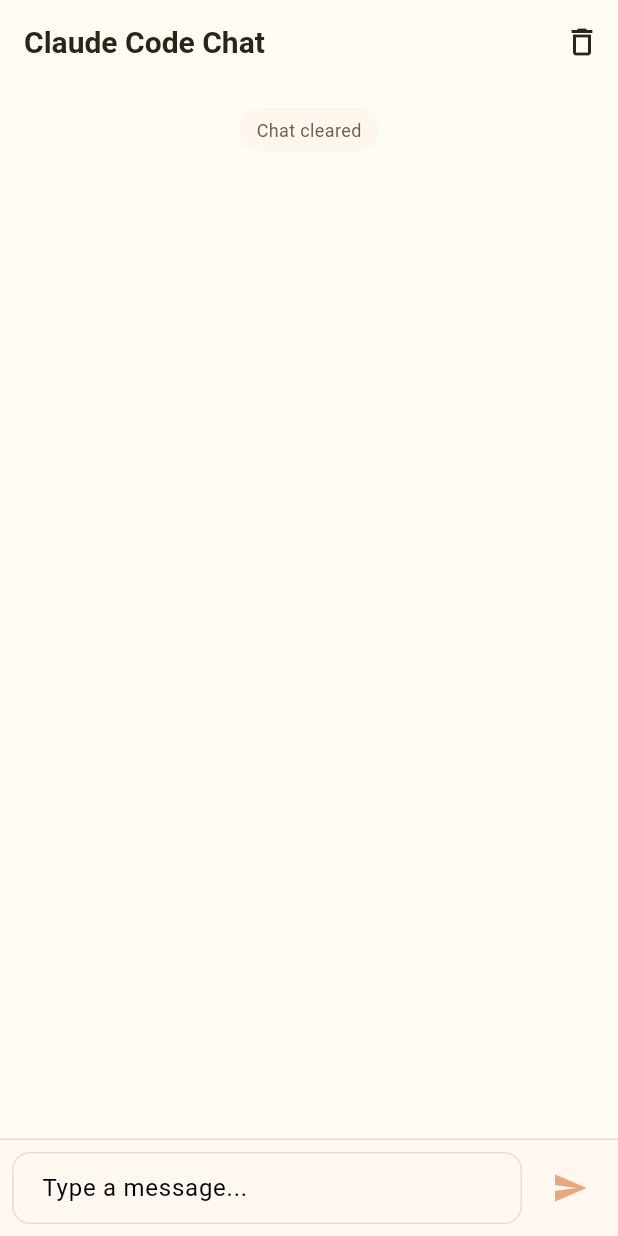
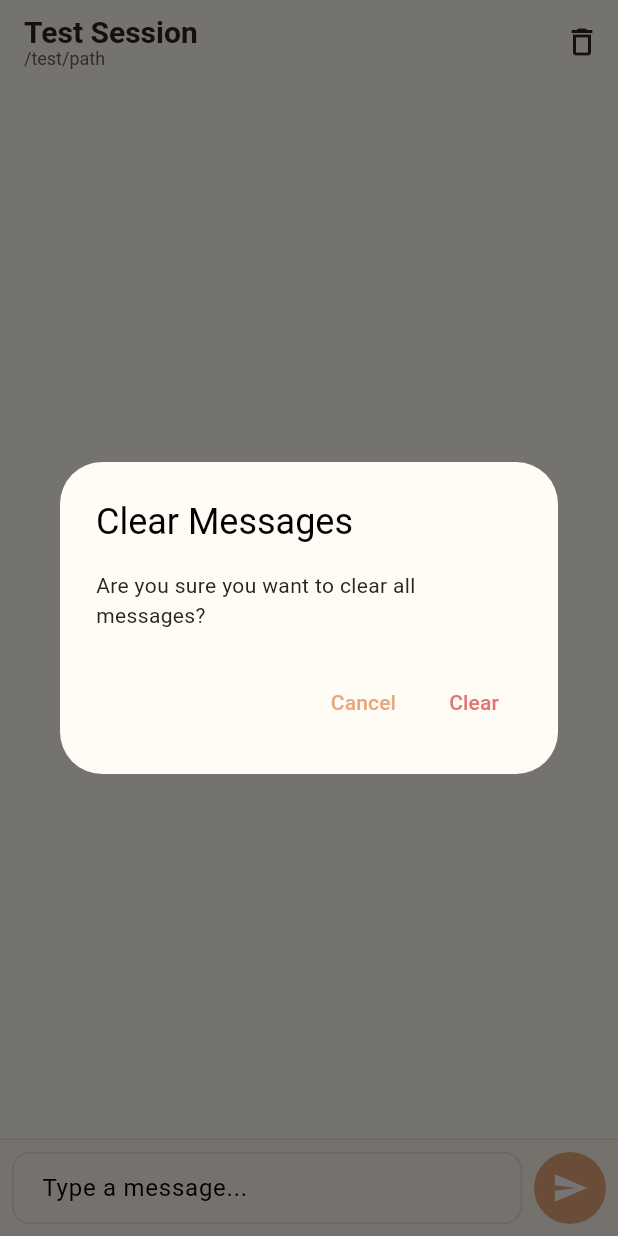
Before and after one commit to prisssse/CAHub, a Flutter app: the screen it shows after launch, after a tap on the "delete outline" icon, on a phone screen of 412 x 824 dp. Run offline on Flutter 3.47's test engine with Material 3 defaults, Android fonts, the light colour scheme and no system bars; our stand-ins replace flutter_markdown.

Commit message:
feat：暂时能用的版本

````diff
--- a/lib/main.dart
+++ b/lib/main.dart
@@ -1,6 +1,8 @@
 import 'package:flutter/material.dart';
 import 'core/theme/app_theme.dart';
 import 'screens/chat_screen.dart';
+import 'models/session.dart';
+import 'repositories/mock_session_repository.dart';
 
 void main() {
   runApp(const MyApp());
@@ -11,11 +13,26 @@
 
   @override
   Widget build(BuildContext context) {
+    final mockRepository = MockSessionRepository();
+    final testSession = Session(
+      id: 'test-session-1',
+      projectId: 'test-project-1',
+      title: 'Test Session',
+      name: 'Test Session',
+      cwd: '/test/path',
+      createdAt: DateTime.now(),
+      updatedAt: DateTime.now(),
+      messageCount: 0,
+    );
+
     return MaterialApp(
       title: 'Claude Code Mobile',
       theme: AppTheme.lightTheme,
       debugShowCheckedModeBanner: false,
-      home: const ChatScreen(),
+      home: ChatScreen(
+        session: testSession,
+        repository: mockRepository,
+      ),
     );
   }
 }
--- /dev/null
+++ b/lib/models/session.dart
@@ -0,0 +1,43 @@
+class Session {
+  final String id;
+  final String projectId;
+  final String title;
+  final String name;
+  final String cwd;
+  final DateTime createdAt;
+  final DateTime updatedAt;
+  final int messageCount;
+
+  Session({
+    required this.id,
+    required this.projectId,
+    required this.title,
+    required this.name,
+    required this.cwd,
+    required this.createdAt,
+    required this.updatedAt,
+    this.messageCount = 0,
+  });
+
+  Session copyWith({
+    String? id,
+    String? projectId,
+    String? title,
+    String? name,
+    String? cwd,
+    DateTime? createdAt,
+    DateTime? updatedAt,
+    int? messageCount,
+  }) {
+    return Session(
+      id: id ?? this.id,
+      projectId: projectId ?? this.projectId,
+      title: title ?? this.title,
+      name: name ?? this.name,
+      cwd: cwd ?? this.cwd,
+      createdAt: createdAt ?? this.createdAt,
+      updatedAt: updatedAt ?? this.updatedAt,
+      messageCount: messageCount ?? this.messageCount,
+    );
+  }
+}
--- /dev/null
+++ b/lib/repositories/mock_session_repository.dart
@@ -0,0 +1,43 @@
+import '../models/session.dart';
+import '../models/message.dart';
+import 'session_repository.dart';
+
+class MockSessionRepository implements SessionRepository {
+  final Map<String, List<Message>> _messageStore = {};
+
+  @override
+  Future<Session> getSession(String id) async {
+    return Session(
+      id: id,
+      projectId: 'test-project-1',
+      title: 'Test Session',
+      name: 'Test Session',
+      cwd: '/test/path',
+      createdAt: DateTime.now(),
+      updatedAt: DateTime.now(),
+      messageCount: 0,
+    );
+  }
+
+  @override
+  Future<List<Message>> getSessionMessages(String sessionId) async {
+    await Future.delayed(const Duration(milliseconds: 300));
+    return _messageStore[sessionId] ?? [];
+  }
+
+  @override
+  Future<Message> sendMessage({required String sessionId, required String content}) async {
+    await Future.delayed(const Duration(seconds: 1));
+    final response = Message.assistant('This is a mock response to: $content');
+
+    _messageStore.putIfAbsent(sessionId, () => []);
+    _messageStore[sessionId]!.add(response);
+
+    return response;
+  }
+
+  @override
+  Future<void> clearSessionMessages(String sessionId) async {
+    _messageStore[sessionId]?.clear();
+  }
+}
--- /dev/null
+++ b/lib/repositories/project_repository.dart
@@ -0,0 +1,8 @@
+import '../models/project.dart';
+import '../models/session.dart';
+
+abstract class ProjectRepository {
+  Future<List<Project>> getProjects();
+  Future<Project> getProject(String id);
+  Future<List<Session>> getProjectSessions(String projectId);
+}
--- /dev/null
+++ b/lib/repositories/session_repository.dart
@@ -0,0 +1,9 @@
+import '../models/session.dart';
+import '../models/message.dart';
+
+abstract class SessionRepository {
+  Future<Session> getSession(String id);
+  Future<List<Message>> getSessionMessages(String sessionId);
+  Future<Message> sendMessage({required String sessionId, required String content});
+  Future<void> clearSessionMessages(String sessionId);
+}
--- a/lib/screens/chat_screen.dart
+++ b/lib/screens/chat_screen.dart
@@ -1,10 +1,19 @@
 import 'package:flutter/material.dart';
 import '../models/message.dart';
+import '../models/session.dart';
+import '../repositories/session_repository.dart';
 import '../widgets/message_bubble.dart';
 import '../core/constants/colors.dart';
 
 class ChatScreen extends StatefulWidget {
-  const ChatScreen({super.key});
+  final Session session;
+  final SessionRepository repository;
+
+  const ChatScreen({
+    super.key,
+    required this.session,
+    required this.repository,
+  });
 
   @override
   State<ChatScreen> createState() => _ChatScreenState();
@@ -14,81 +23,94 @@
   final List<Message> _messages = [];
   final TextEditingController _textController = TextEditingController();
   final ScrollController _scrollController = ScrollController();
+  bool _isLoading = false;
+  bool _isSending = false;
 
   @override
   void initState() {
     super.initState();
-    _loadSampleMessages();
+    _loadMessages();
   }
 
-  void _loadSampleMessages() {
+  Future<void> _loadMessages() async {
+    setState(() => _isLoading = true);
+    try {
+      final messages = await widget.repository.getSessionMessages(widget.session.id);
       setState(() {
-      _messages.addAll([
-        Message.system('Chat started'),
-        Message.user('Hello! Can you help me understand how to use Flutter?'),
-        Message.assistant(
-          'Of course! I\'d be happy to help you with Flutter.\n\n'
-          'Flutter is Google\'s UI toolkit for building natively compiled applications. Here are some key concepts:\n\n'
-          '1. **Widgets**: Everything in Flutter is a widget\n'
-          '2. **State Management**: Flutter provides multiple ways to manage state\n'
-          '3. **Hot Reload**: You can see changes instantly\n\n'
-          '```dart\n'
-          'class MyApp extends StatelessWidget {\n'
-          '  @override\n'
-          '  Widget build(BuildContext context) {\n'
-          '    return MaterialApp(\n'
-          '      home: Scaffold(\n'
-          '        appBar: AppBar(title: Text(\'Hello\')),\n'
-          '      ),\n'
-          '    );\n'
-          '  }\n'
-          '}\n'
-          '```\n\n'
-          'What specific aspect would you like to learn more about?'
-        ),
-        Message.user('That\'s helpful! What about state management?'),
-        Message.assistant(
-          'Great question! Flutter offers several state management solutions:\n\n'
-          '**Built-in Options:**\n'
-          '- `setState()`: For simple, local state\n'
-          '- `InheritedWidget`: For passing data down the widget tree\n\n'
-          '**Popular Packages:**\n'
-          '- **Provider**: Simple and recommended by Google\n'
-          '- **Riverpod**: Modern, type-safe, testable\n'
-          '- **Bloc**: Event-driven, great for complex apps\n'
-          '- **GetX**: All-in-one solution\n\n'
-          'For beginners, I recommend starting with `setState()` and then moving to Provider or Riverpod as your app grows.'
-        ),
-      ]);
+        _messages.clear();
+        _messages.addAll(messages);
+        _isLoading = false;
       });
-
       WidgetsBinding.instance.addPostFrameCallback((_) {
         _scrollToBottom();
       });
+    } catch (e) {
+      setState(() => _isLoading = false);
+    }
   }
 
-  void _handleSubmit(String text) {
-    if (text.trim().isEmpty) return;
+  Future<void> _handleSubmit(String text) async {
+    if (text.trim().isEmpty || _isSending) return;
 
     final userMessage = Message.user(text);
     setState(() {
       _messages.add(userMessage);
+      _isSending = true;
     });
     _textController.clear();
     _scrollToBottom();
 
-    Future.delayed(const Duration(milliseconds: 500), () {
-      final response = Message.assistant(
-        'This is a demo response. In the full version, this will connect to Claude Code API and stream real responses.'
+    try {
+      final response = await widget.repository.sendMessage(
+        sessionId: widget.session.id,
+        content: text,
       );
       setState(() {
         _messages.add(response);
+        _isSending = false;
       });
       _scrollToBottom();
+    } catch (e) {
+      setState(() => _isSending = false);
+      if (mounted) {
+        ScaffoldMessenger.of(context).showSnackBar(
+          SnackBar(content: Text('Failed to send message: $e')),
+        );
+      }
+    }
+  }
+
+  Future<void> _clearMessages() async {
+    final confirmed = await showDialog<bool>(
+      context: context,
+      builder: (context) => AlertDialog(
+        title: const Text('Clear Messages'),
+        content: const Text('Are you sure you want to clear all messages?'),
+        actions: [
+          TextButton(
+            onPressed: () => Navigator.pop(context, false),
+            child: const Text('Cancel'),
+          ),
+          TextButton(
+            onPressed: () => Navigator.pop(context, true),
+            style: TextButton.styleFrom(foregroundColor: AppColors.error),
+            child: const Text('Clear'),
+          ),
+        ],
+      ),
+    );
+
+    if (confirmed == true) {
+      await widget.repository.clearSessionMessages(widget.session.id);
+      setState(() {
+        _messages.clear();
       });
+    }
   }
 
   void _scrollToBottom() {
+    if (_scrollController.hasClients) {
+      Future.delayed(const Duration(milliseconds: 100), () {
         if (_scrollController.hasClients) {
           _scrollController.animateTo(
             _scrollController.position.maxScrollExtent,
@@ -96,36 +118,45 @@
             curve: Curves.easeOut,
           );
         }
+      });
+    }
   }
 
   @override
   Widget build(BuildContext context) {
     return Scaffold(
       appBar: AppBar(
-        title: const Text('Claude Code Chat'),
+        title: Column(
+          crossAxisAlignment: CrossAxisAlignment.start,
+          children: [
+            Text(widget.session.name),
+            Text(
+              widget.session.cwd,
+              style: const TextStyle(
+                fontSize: 12,
+                fontWeight: FontWeight.normal,
+                color: AppColors.textSecondary,
+              ),
+            ),
+          ],
+        ),
         actions: [
           IconButton(
             icon: const Icon(Icons.delete_outline),
-            onPressed: () {
-              setState(() {
-                _messages.clear();
-                _messages.add(Message.system('Chat cleared'));
-              });
-            },
-            tooltip: 'Clear chat',
+            onPressed: _clearMessages,
+            tooltip: 'Clear messages',
           ),
         ],
       ),
       body: Column(
         children: [
+          if (_isLoading)
+            const LinearProgressIndicator()
+          else
+            Container(height: 4),
           Expanded(
             child: _messages.isEmpty
-                ? const Center(
-                    child: Text(
-                      'No messages yet',
-                      style: TextStyle(color: AppColors.textSecondary),
-                    ),
-                  )
+                ? _buildEmptyState()
                 : ListView.builder(
                     controller: _scrollController,
                     padding: const EdgeInsets.symmetric(vertical: 8),
@@ -135,7 +166,43 @@
                     },
                   ),
           ),
-          Container(
+          _buildInputArea(),
+        ],
+      ),
+    );
+  }
+
+  Widget _buildEmptyState() {
+    return Center(
+      child: Column(
+        mainAxisAlignment: MainAxisAlignment.center,
+        children: [
+          Icon(
+            Icons.chat_bubble_outline,
+            size: 64,
+            color: AppColors.textTertiary,
+          ),
+          const SizedBox(height: 16),
+          Text(
+            'No messages yet',
+            style: Theme.of(context).textTheme.titleMedium?.copyWith(
+                  color: AppColors.textSecondary,
+                ),
+          ),
+          const SizedBox(height: 8),
+          Text(
+            'Start chatting with Claude Code',
+            style: Theme.of(context).textTheme.bodyMedium?.copyWith(
+                  color: AppColors.textTertiary,
+                ),
+          ),
+        ],
+      ),
+    );
+  }
+
+  Widget _buildInputArea() {
+    return Container(
       decoration: BoxDecoration(
         color: AppColors.cardBackground,
         border: Border(
@@ -145,11 +212,19 @@
           ),
         ),
       ),
+      child: SafeArea(
         child: Padding(
           padding: const EdgeInsets.all(8.0),
           child: Row(
+            crossAxisAlignment: CrossAxisAlignment.end,
             children: [
               Expanded(
+                child: Container(
+                  constraints: const BoxConstraints(maxHeight: 150),
+                  decoration: BoxDecoration(
+                    color: Colors.white,
+                    borderRadius: BorderRadius.circular(24),
+                  ),
                   child: TextField(
                     controller: _textController,
                     decoration: const InputDecoration(
@@ -161,21 +236,44 @@
                       ),
                     ),
                     maxLines: null,
-                      textInputAction: TextInputAction.send,
-                      onSubmitted: _handleSubmit,
+                    textInputAction: TextInputAction.newline,
+                    enabled: !_isSending,
+                  ),
                 ),
               ),
               const SizedBox(width: 8),
-                  IconButton(
-                    icon: const Icon(Icons.send),
-                    onPressed: () => _handleSubmit(_textController.text),
-                    color: AppColors.primary,
+              Material(
+                color: _isSending ? AppColors.textTertiary : AppColors.primary,
+                borderRadius: BorderRadius.circular(24),
+                child: InkWell(
+                  onTap: _isSending
+                      ? null
+                      : () => _handleSubmit(_textController.text),
+                  borderRadius: BorderRadius.circular(24),
+                  child: Container(
+                    width: 48,
+                    height: 48,
+                    alignment: Alignment.center,
+                    child: _isSending
+                        ? const SizedBox(
+                            width: 20,
+                            height: 20,
+                            child: CircularProgressIndicator(
+                              strokeWidth: 2,
+                              valueColor:
+                                  AlwaysStoppedAnimation<Color>(Colors.white),
+                            ),
+                          )
+                        : const Icon(
+                            Icons.send,
+                            color: Colors.white,
+                          ),
+                  ),
+                ),
               ),
             ],
           ),
         ),
-          ),
-        ],
       ),
     );
   }
````
Also changed, not shown: lib/models/project.dart (added, +35 -0 lines), lib/repositories/mock_project_repository.dart (added, +86 -0 lines), lib/screens/projects/project_list_screen.dart (added, +221 -0 lines), 1 other file. Lines whose indentation alone changed are shown as unchanged.
